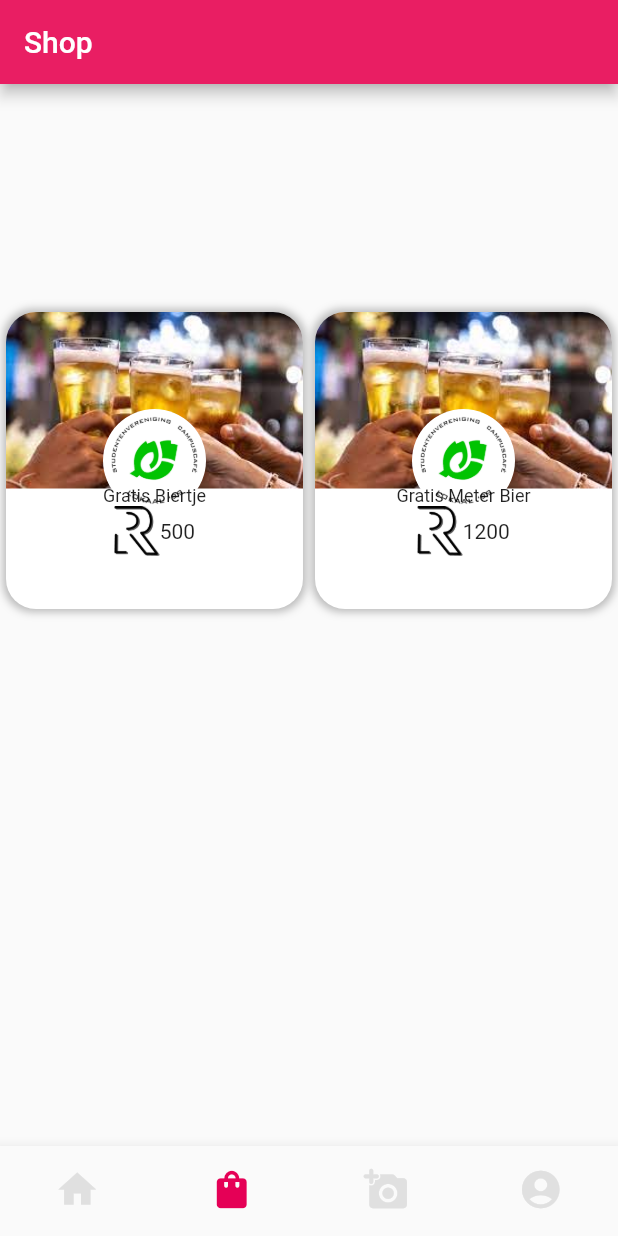
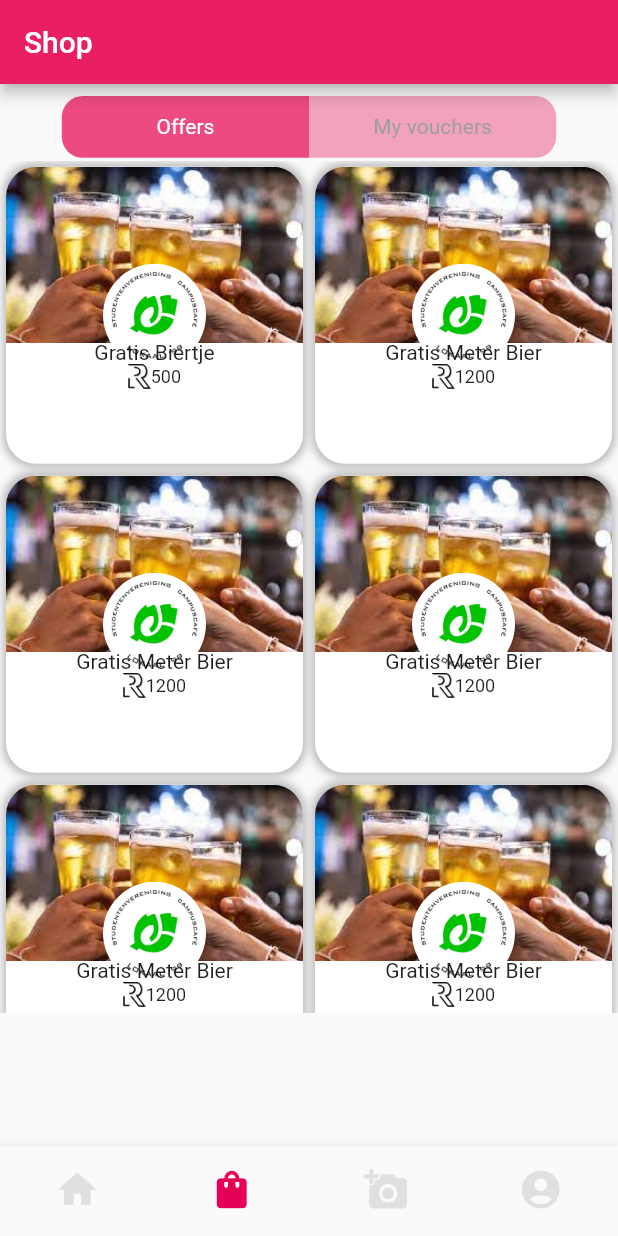
Before and after one commit to RickVerkuijlen/relife, a Flutter app: the screen it shows after launch, item 2 of the bottom bar chosen, on a phone screen of 412 x 824 dp. Run offline on Flutter 3.47's test engine with Material 2 defaults, Android fonts, the light colour scheme and no system bars; network calls fail.

Commit message:
Finished vouchers and tabs for offers and my vouchers

```diff
--- a/flutter/lib/components/voucher.dart
+++ b/flutter/lib/components/voucher.dart
@@ -4,5 +4,6 @@ class Voucher{
   String cost;
   String logo;
 
+
   Voucher(this.image, this.title, this.cost, this.logo);
 }
--- a/flutter/lib/fragments/shop_fragment.dart
+++ b/flutter/lib/fragments/shop_fragment.dart
@@ -3,7 +3,20 @@ import 'package:am_awareness/components/voucher.dart';
 
 List<Voucher> voucher = [
   Voucher('images/bier.jpg', 'Gratis Biertje', '500', 'images/lokaal_99.jpg'),
-  Voucher('images/bier.jpg', 'Gratis Meter Bier', '1200', 'images/lokaal_99.jpg'),
+  Voucher(
+      'images/bier.jpg', 'Gratis Meter Bier', '1200', 'images/lokaal_99.jpg'),
+  Voucher(
+      'images/bier.jpg', 'Gratis Meter Bier', '1200', 'images/lokaal_99.jpg'),
+  Voucher(
+      'images/bier.jpg', 'Gratis Meter Bier', '1200', 'images/lokaal_99.jpg'),
+  Voucher(
+      'images/bier.jpg', 'Gratis Meter Bier', '1200', 'images/lokaal_99.jpg'),
+  Voucher(
+      'images/bier.jpg', 'Gratis Meter Bier', '1200', 'images/lokaal_99.jpg'),
+  Voucher(
+      'images/bier.jpg', 'Gratis Meter Bier', '1200', 'images/lokaal_99.jpg'),
+  Voucher(
+      'images/bier.jpg', 'Gratis Meter Bier', '1200', 'images/lokaal_99.jpg'),
 ];
 
 class ShopFragment extends StatefulWidget {
@@ -16,10 +29,55 @@ class _AddFragment extends State<ShopFragment> {
   @override
   Widget build(BuildContext context) {
     return Column(
-      mainAxisAlignment: MainAxisAlignment.center,
+      mainAxisAlignment: MainAxisAlignment.start,
       children: [
         Container(
-          height: MediaQuery.of(context).size.height / 2,
+          height: MediaQuery.of(context).size.height/20,
+          margin: EdgeInsets.only(top: 8.0, bottom: 2.0),
+          child: Row(
+            mainAxisAlignment: MainAxisAlignment.center,
+            children: [
+              Container(
+                width: MediaQuery.of(context).size.width/2.5,
+                padding: EdgeInsets.only(top: 4.0,bottom: 4.0),
+                decoration: BoxDecoration(
+                  color: Colors.pink.withOpacity(0.8),
+                  borderRadius: BorderRadius.only(topLeft: Radius.circular(14),
+                  bottomLeft: Radius.circular(14))
+                ),
+                child: Align(
+                  alignment: Alignment.center,
+                  child: Text(
+                    'Offers',
+                    style: TextStyle(
+                      color: Colors.white
+                    ),
+                  ),
+                ),
+              ),
+              Container(
+                width: MediaQuery.of(context).size.width/2.5,
+                padding: EdgeInsets.only(top: 4.0,bottom: 4.0),
+                decoration: BoxDecoration(
+                  color: Colors.pink.withOpacity(0.4),
+                    borderRadius: BorderRadius.only(topRight: Radius.circular(14),
+                        bottomRight: Radius.circular(14))
+                ),
+                child: Align(
+                  alignment: Alignment.center,
+                  child: Text(
+                      'My vouchers',
+                    style: TextStyle(
+                      color: Colors.grey
+                    ),
+                  ),
+                ),
+              )
+            ],
+          ),
+        ),
+        Container(
+          height: MediaQuery.of(context).size.height / 1.45,
           width: MediaQuery.of(context).size.width,
           child: GridView.builder(
             gridDelegate: const SliverGridDelegateWithFixedCrossAxisCount(
@@ -73,22 +131,32 @@ class _AddFragment extends State<ShopFragment> {
                     ),
                     Align(
                       alignment: Alignment.bottomCenter,
-                      child: Container(
-                        height: MediaQuery.of(context).size.height/10,
+                      child: SizedBox(
+                        height: MediaQuery.of(context).size.height / 10,
                         child: Column(
                           mainAxisAlignment: MainAxisAlignment.start,
                           children: [
-                            Text(voucher[index].title,
-                            style: TextStyle(
-                              fontSize: 12,
-                            ),),
-                            Container(
-                              height: MediaQuery.of(context).size.height/25,
+                            Text(
+                              voucher[index].title,
+                              style: TextStyle(
+                                fontSize: 14,
+                              ),
+                            ),
+                            SizedBox(
+                              height: MediaQuery.of(context).size.height / 50,
                               child: Row(
                                 mainAxisAlignment: MainAxisAlignment.center,
                                 children: [
-                                  Image.asset('images/Relife_valuta.png', color: Colors.black,),
-                                  Text(voucher[index].cost)
+                                  Image.asset(
+                                    'images/Relife_valuta.png',
+                                    color: Colors.black,
+                                  ),
+                                  Text(
+                                    voucher[index].cost,
+                                    style: TextStyle(
+                                      fontSize: 12,
+                                    ),
+                                  )
                                 ],
                               ),
                             )
```
